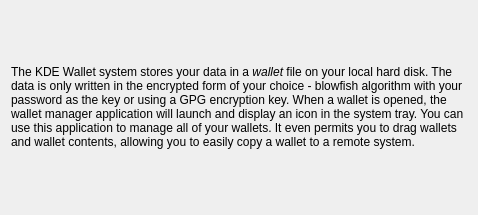
Above: src/runtime/ksecretd/kwalletwizardpageexplanation.ui from KDE/kwallet before the change. Below: the same form after it.
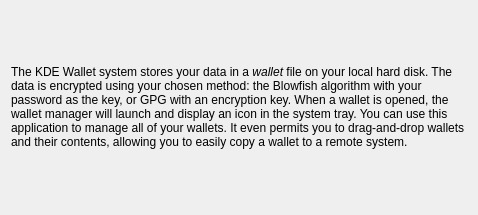
That is the form after the change.

Commit message:
Improve new wallet onboarding
If no suitable GPG keys are found, provide clear instructions for creating one or use Blowfish encryption instead. Add a reload button to the list of GPG keys for after one is created.

What changed in the file:
```diff
--- a/src/runtime/ksecretd/kwalletwizardpageexplanation.ui
+++ b/src/runtime/ksecretd/kwalletwizardpageexplanation.ui
@@ -14,7 +14,7 @@
    <item>
     <widget class="QLabel" name="textLabel2_3">
      <property name="text">
-      <string>&lt;html&gt;&lt;head/&gt;&lt;body&gt;&lt;p&gt;The KDE Wallet system stores your data in a &lt;span style=&quot; font-style:italic;&quot;&gt;wallet&lt;/span&gt; file on your local hard disk. The data is only written in the encrypted form of your choice - blowfish algorithm with your password as the key or using a GPG encryption key. When a wallet is opened, the wallet manager application will launch and display an icon in the system tray. You can use this application to manage all of your wallets. It even permits you to drag wallets and wallet contents, allowing you to easily copy a wallet to a remote system.&lt;/p&gt;&lt;/body&gt;&lt;/html&gt;</string>
+      <string>&lt;html&gt;&lt;head/&gt;&lt;body&gt;&lt;p&gt;The KDE Wallet system stores your data in a &lt;span style=&quot; font-style:italic;&quot;&gt;wallet&lt;/span&gt; file on your local hard disk. The data is encrypted using your chosen method: the Blowfish algorithm with your password as the key, or GPG with an encryption key. When a wallet is opened, the wallet manager will launch and display an icon in the system tray. You can use this application to manage all of your wallets. It even permits you to drag-and-drop wallets and their contents, allowing you to easily copy a wallet to a remote system.&lt;/p&gt;&lt;/body&gt;&lt;/html&gt;</string>
      </property>
      <property name="textFormat">
       <enum>Qt::RichText</enum>
```
The commit also changes 10 other files.
